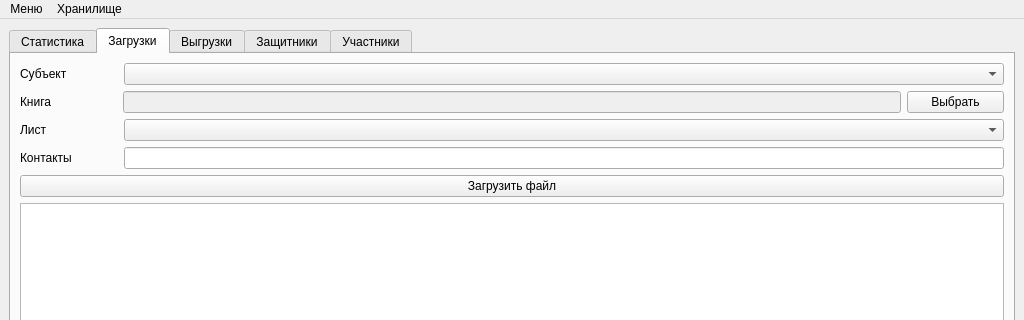
Old version of the form frontend/ui_files/main_window.ui in the repository ikmg/Defenders; both pictures show x 0 to 1024 and y 0 to 320 of the 1024 by 768 pixel window.
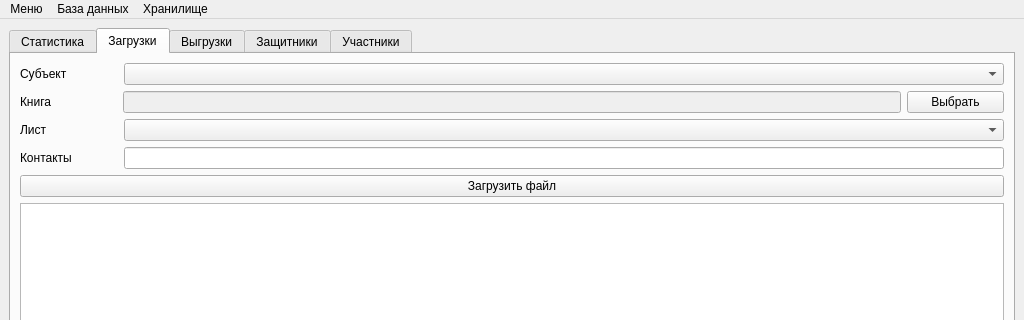
New version of the form.

```diff
--- a/frontend/ui_files/main_window.ui
+++ b/frontend/ui_files/main_window.ui
@@ -474,6 +474,13 @@
      <addaction name="separator"/>
      <addaction name="action_storage"/>
     </widget>
+    <addaction name="menu_catalogs"/>
+    <addaction name="action_clear_storage"/>
+   </widget>
+   <widget class="QMenu" name="menu_db">
+    <property name="title">
+     <string>База данных</string>
+    </property>
     <widget class="QMenu" name="menu_eskk">
      <property name="title">
       <string>Обновить справочники...</string>
@@ -491,6 +498,7 @@
     <addaction name="action_vacuum_db"/>
    </widget>
    <addaction name="menu_main"/>
+   <addaction name="menu_db"/>
    <addaction name="menu_storage"/>
   </widget>
   <action name="action_load_orders">
```
Left out of the diff: 14 changed lines with no effect on the pictures.
